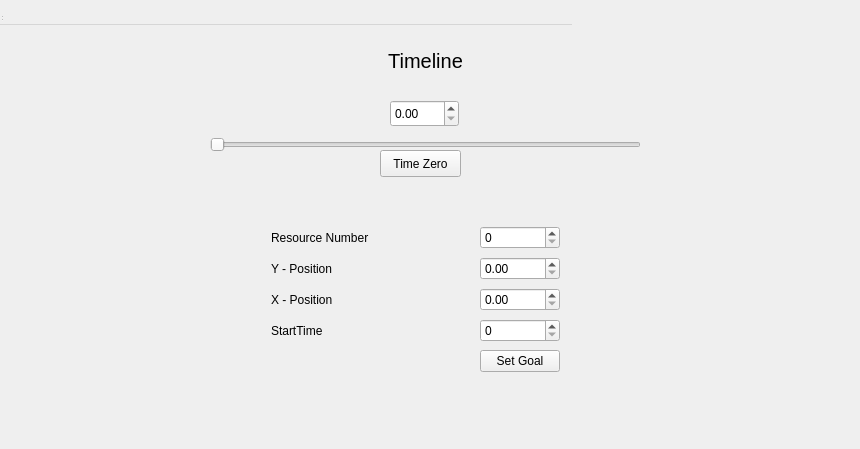
First picture: the form in scrollable_timeline/resource/ScrollableTimeline.ui, repository VirtualVale/ProjectPath, before the edit.
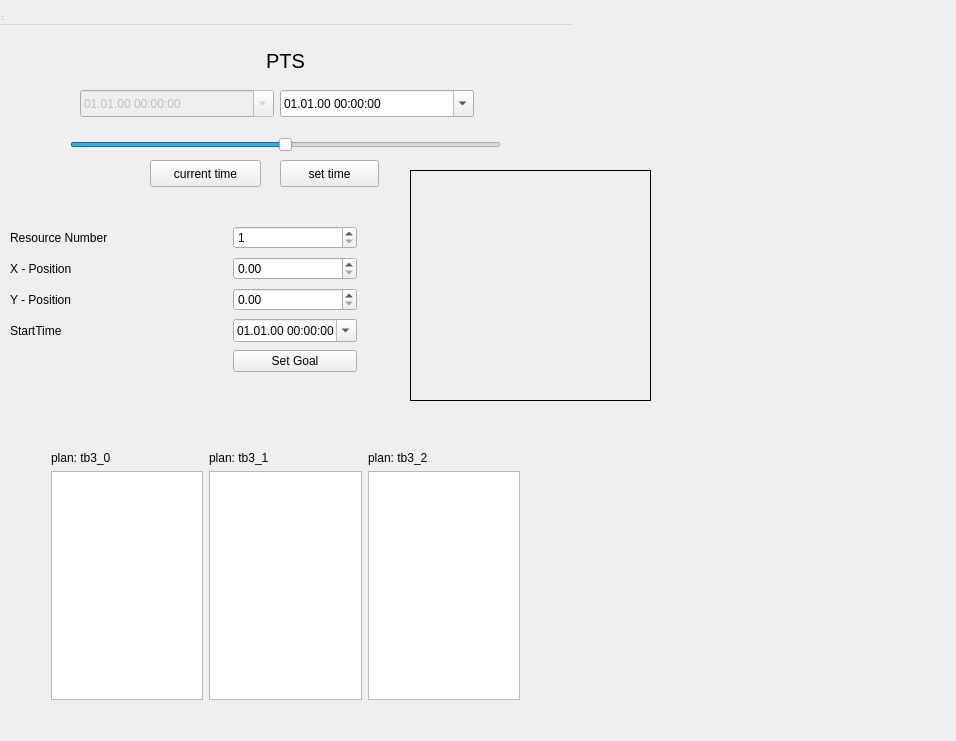
Second picture: the form after the edit. Icons and pictures are not drawn.

Commit message: ui renewed. logic level is not finished and lists as well as the time system has to be revised

Patch:
```diff
--- a/scrollable_timeline/resource/ScrollableTimeline.ui
+++ b/scrollable_timeline/resource/ScrollableTimeline.ui
@@ -6,8 +6,8 @@
    <rect>
     <x>0</x>
     <y>0</y>
-    <width>860</width>
-    <height>449</height>
+    <width>956</width>
+    <height>741</height>
    </rect>
   </property>
   <property name="windowTitle">
@@ -16,7 +16,7 @@
   <widget class="QWidget" name="centralWidget" native="true">
    <property name="geometry">
     <rect>
-     <x>140</x>
+     <x>0</x>
      <y>40</y>
      <width>571</width>
      <height>151</height>
@@ -32,14 +32,17 @@
      </rect>
     </property>
     <property name="minimum">
-     <number>901</number>
+     <number>0</number>
     </property>
     <property name="maximum">
-     <number>2001</number>
+     <number>3600</number>
     </property>
     <property name="singleStep">
      <number>1</number>
     </property>
+    <property name="value">
+     <number>1800</number>
+    </property>
     <property name="orientation">
      <enum>Qt::Horizontal</enum>
     </property>
@@ -50,14 +53,14 @@
    <widget class="QPushButton" name="pushButton">
     <property name="geometry">
      <rect>
-      <x>240</x>
-      <y>110</y>
-      <width>81</width>
+      <x>150</x>
+      <y>120</y>
+      <width>111</width>
       <height>27</height>
      </rect>
     </property>
     <property name="text">
-     <string>Time Zero</string>
+     <string>current time</string>
     </property>
    </widget>
    <widget class="QLabel" name="label">
@@ -75,7 +78,7 @@
      </font>
     </property>
     <property name="text">
-     <string>Timeline</string>
+     <string>PTS</string>
     </property>
     <property name="alignment">
      <set>Qt::AlignCenter</set>
@@ -84,20 +87,52 @@
      <number>0</number>
     </property>
    </widget>
-   <widget class="QDoubleSpinBox" name="doubleSpinBox">
+   <widget class="QPushButton" name="setTime_pushButton">
     <property name="geometry">
      <rect>
-      <x>250</x>
-      <y>60</y>
-      <width>69</width>
+      <x>280</x>
+      <y>120</y>
+      <width>99</width>
       <height>27</height>
      </rect>
     </property>
-    <property name="wrapping">
+    <property name="text">
+     <string>set time</string>
+    </property>
+   </widget>
+   <widget class="QDateTimeEdit" name="input_dateTimeEdit">
+    <property name="geometry">
+     <rect>
+      <x>280</x>
+      <y>50</y>
+      <width>194</width>
+      <height>27</height>
+     </rect>
+    </property>
+    <property name="displayFormat">
+     <string>dd.MM.yy HH:mm:ss</string>
+    </property>
+    <property name="calendarPopup">
+     <bool>true</bool>
+    </property>
+   </widget>
+   <widget class="QDateTimeEdit" name="display_dateTimeEdit">
+    <property name="enabled">
      <bool>false</bool>
     </property>
-    <property name="maximum">
-     <double>20010000.000000000000000</double>
+    <property name="geometry">
+     <rect>
+      <x>80</x>
+      <y>50</y>
+      <width>194</width>
+      <height>27</height>
+     </rect>
+    </property>
+    <property name="displayFormat">
+     <string>dd.MM.yy HH:mm:ss</string>
+    </property>
+    <property name="calendarPopup">
+     <bool>true</bool>
     </property>
    </widget>
   </widget>
@@ -134,13 +169,19 @@
   <widget class="QWidget" name="gridLayoutWidget">
    <property name="geometry">
     <rect>
-     <x>260</x>
+     <x>10</x>
      <y>210</y>
-     <width>311</width>
+     <width>358</width>
      <height>181</height>
     </rect>
    </property>
    <layout class="QGridLayout" name="gridLayout">
+    <property name="sizeConstraint">
+     <enum>QLayout::SetDefaultConstraint</enum>
+    </property>
+    <property name="leftMargin">
+     <number>0</number>
+    </property>
     <property name="horizontalSpacing">
      <number>2</number>
     </property>
@@ -165,22 +206,32 @@
      </widget>
     </item>
     <item row="0" column="1">
-     <widget class="QSpinBox" name="spinBox"/>
-    </item>
-    <item row="1" column="0">
-     <widget class="QLabel" name="label_3">
-      <property name="text">
-       <string>Y - Position</string>
+     <widget class="QSpinBox" name="resource_spinBox">
+      <property name="minimum">
+       <number>1</number>
+      </property>
+      <property name="maximum">
+       <number>3</number>
       </property>
      </widget>
     </item>
-    <item row="2" column="0">
-     <widget class="QLabel" name="label_2">
+    <item row="1" column="0">
+     <widget class="QLabel" name="position_x_label">
       <property name="text">
        <string>X - Position</string>
       </property>
      </widget>
     </item>
+    <item row="2" column="1">
+     <widget class="QDoubleSpinBox" name="position_y_doubleSpinBox"/>
+    </item>
+    <item row="2" column="0">
+     <widget class="QLabel" name="position_y_label">
+      <property name="text">
+       <string>Y - Position</string>
+      </property>
+     </widget>
+    </item>
     <item row="4" column="0">
      <spacer name="horizontalSpacer">
       <property name="orientation">
@@ -194,8 +245,18 @@
       </property>
      </spacer>
     </item>
-    <item row="2" column="1">
-     <widget class="QDoubleSpinBox" name="doubleSpinBox_2"/>
+    <item row="3" column="1">
+     <widget class="QDateTimeEdit" name="startTime_dateTimeEdit">
+      <property name="currentSection">
+       <enum>QDateTimeEdit::DaySection</enum>
+      </property>
+      <property name="displayFormat">
+       <string>dd.MM.yy HH:mm:ss</string>
+      </property>
+      <property name="calendarPopup">
+       <bool>true</bool>
+      </property>
+     </widget>
     </item>
     <item row="3" column="0">
      <widget class="QLabel" name="label_5">
@@ -204,15 +265,93 @@
       </property>
      </widget>
     </item>
-    <item row="3" column="1">
-     <widget class="QSpinBox" name="spinBox_2">
-      <property name="maximum">
-       <number>6000</number>
+   </layout>
+  </widget>
+  <widget class="QWidget" name="gridLayoutWidget_2">
+   <property name="geometry">
+    <rect>
+     <x>40</x>
+     <y>440</y>
+     <width>491</width>
+     <height>271</height>
+    </rect>
+   </property>
+   <layout class="QGridLayout" name="gridLayout_2">
+    <item row="0" column="0">
+     <widget class="QLabel" name="plan_tb3_0_label">
+      <property name="text">
+       <string>plan: tb3_0</string>
       </property>
      </widget>
     </item>
+    <item row="1" column="0">
+     <widget class="QListView" name="plan_tb3_0_listView"/>
+    </item>
+    <item row="0" column="1">
+     <widget class="QLabel" name="plan_tb3_1_label">
+      <property name="text">
+       <string>plan: tb3_1</string>
+      </property>
+     </widget>
+    </item>
+    <item row="0" column="2">
+     <widget class="QLabel" name="plan_tb3_2_label">
+      <property name="text">
+       <string>plan: tb3_2</string>
+      </property>
+     </widget>
+    </item>
+    <item row="1" column="1">
+     <widget class="QListView" name="plan_tb3_1_listView"/>
+    </item>
+    <item row="1" column="2">
+     <widget class="QListView" name="plan_tb3_2_listView"/>
+    </item>
    </layout>
   </widget>
+  <widget class="QLabel" name="map_label">
+   <property name="geometry">
+    <rect>
+     <x>410</x>
+     <y>170</y>
+     <width>241</width>
+     <height>231</height>
+    </rect>
+   </property>
+   <property name="cursor">
+    <cursorShape>CrossCursor</cursorShape>
+   </property>
+   <property name="mouseTracking">
+    <bool>true</bool>
+   </property>
+   <property name="frameShape">
+    <enum>QFrame::Box</enum>
+   </property>
+   <property name="frameShadow">
+    <enum>QFrame::Plain</enum>
+   </property>
+   <property name="text">
+    <string/>
+   </property>
+   <property name="pixmap">
+    <pixmap>../../chronos/maps/factory_map_polished.pgm</pixmap>
+   </property>
+   <property name="scaledContents">
+    <bool>false</bool>
+   </property>
+   <property name="alignment">
+    <set>Qt::AlignRight|Qt::AlignTop|Qt::AlignTrailing</set>
+   </property>
+   <property name="wordWrap">
+    <bool>false</bool>
+   </property>
+   <property name="indent">
+    <number>-1</number>
+   </property>
+   <property name="openExternalLinks">
+    <bool>false</bool>
+   </property>
+  </widget>
  </widget>
  <layoutdefault spacing="6" margin="11"/>
  <resources/>
```
Left out of the diff: 12 changed lines with no effect on the pictures. The commit also changes 2 other files.
